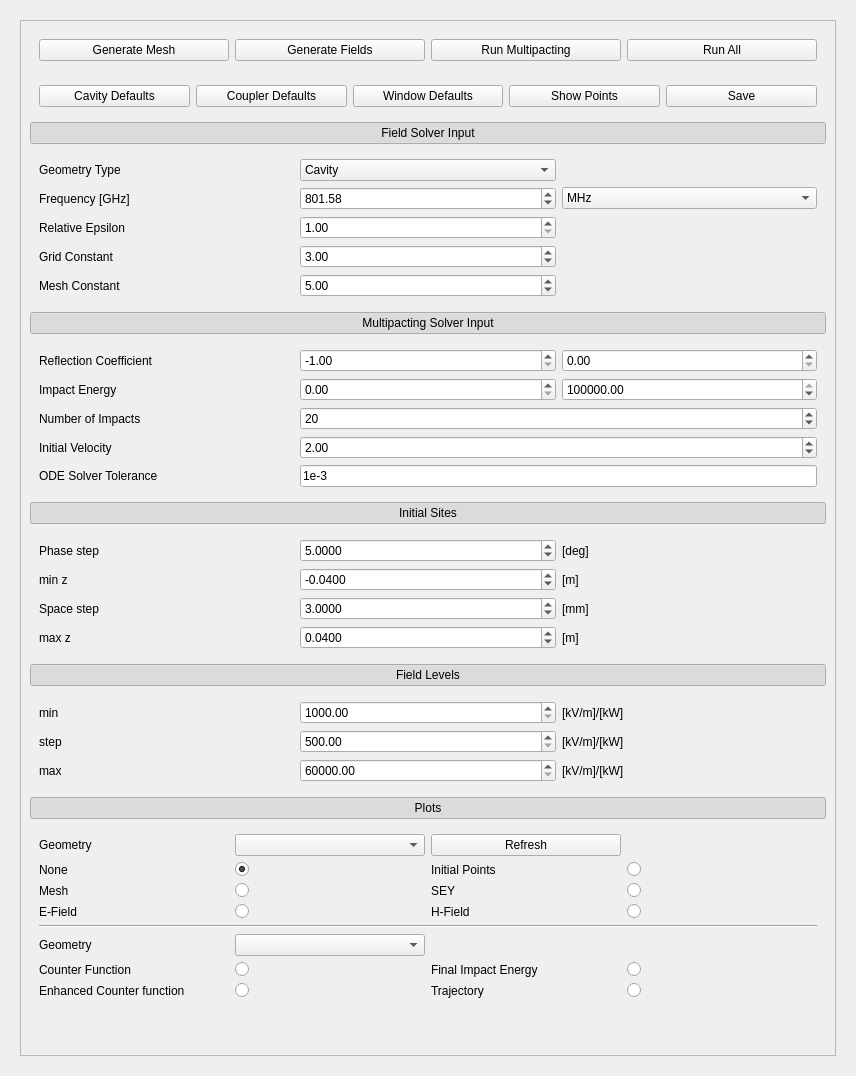
Old version of the form ui_files/multipacting.ui in the repository Dark-Elektron/CavityDesignHub.
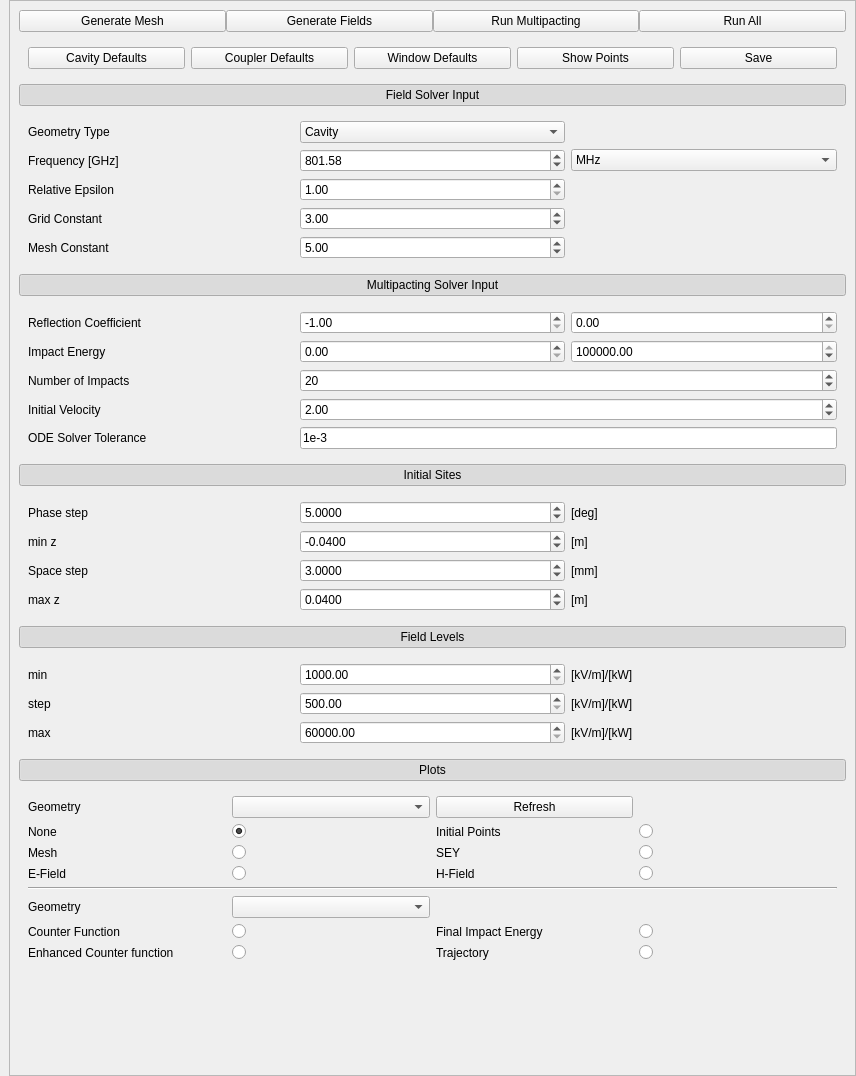
New version of the form. Custom widgets are drawn as their Qt base class.

Patch:
```diff
--- a/ui_files/multipacting.ui
+++ b/ui_files/multipacting.ui
@@ -14,6 +14,21 @@
    <string>Form</string>
   </property>
   <layout class="QGridLayout" name="gridLayout">
+   <property name="leftMargin">
+    <number>0</number>
+   </property>
+   <property name="topMargin">
+    <number>0</number>
+   </property>
+   <property name="rightMargin">
+    <number>0</number>
+   </property>
+   <property name="bottomMargin">
+    <number>0</number>
+   </property>
+   <property name="spacing">
+    <number>0</number>
+   </property>
    <item row="0" column="0">
     <widget class="QWidget" name="widget" native="true">
      <property name="sizePolicy">
@@ -23,6 +38,18 @@
       </sizepolicy>
      </property>
      <layout class="QGridLayout" name="gridLayout_2">
+      <property name="topMargin">
+       <number>0</number>
+      </property>
+      <property name="rightMargin">
+       <number>0</number>
+      </property>
+      <property name="bottomMargin">
+       <number>0</number>
+      </property>
+      <property name="spacing">
+       <number>0</number>
+      </property>
       <item row="0" column="0">
        <widget class="QScrollArea" name="scrollArea">
         <property name="widgetResizable">
@@ -32,8 +59,8 @@
          <property name="geometry">
           <rect>
            <x>0</x>
-           <y>-36</y>
-           <width>789</width>
+           <y>0</y>
+           <width>843</width>
            <height>1074</height>
           </rect>
          </property>
@@ -616,6 +643,21 @@
           <item row="0" column="0">
            <widget class="QWidget" name="widget_3" native="true">
             <layout class="QGridLayout" name="gridLayout_9">
+             <property name="leftMargin">
+              <number>0</number>
+             </property>
+             <property name="topMargin">
+              <number>0</number>
+             </property>
+             <property name="rightMargin">
+              <number>0</number>
+             </property>
+             <property name="bottomMargin">
+              <number>0</number>
+             </property>
+             <property name="spacing">
+              <number>0</number>
+             </property>
              <item row="0" column="3">
               <widget class="QPushButton" name="pb_Run">
                <property name="text">
```
